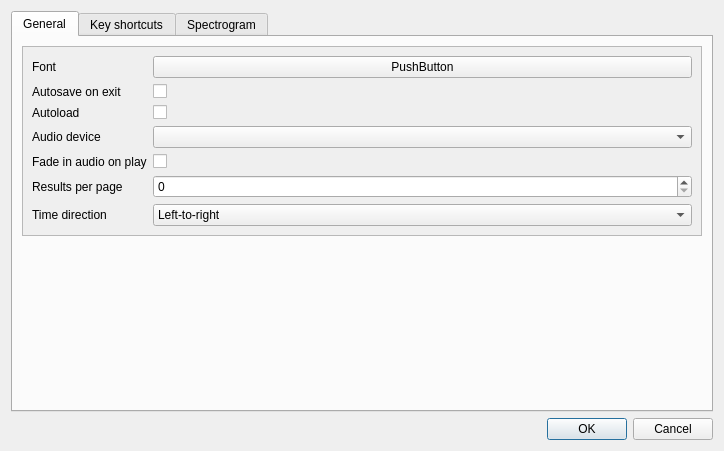
Before: the Qt Designer form splaat/desktop/preferences.ui in mmcauliffe/splaat, drawn with Qt 5.
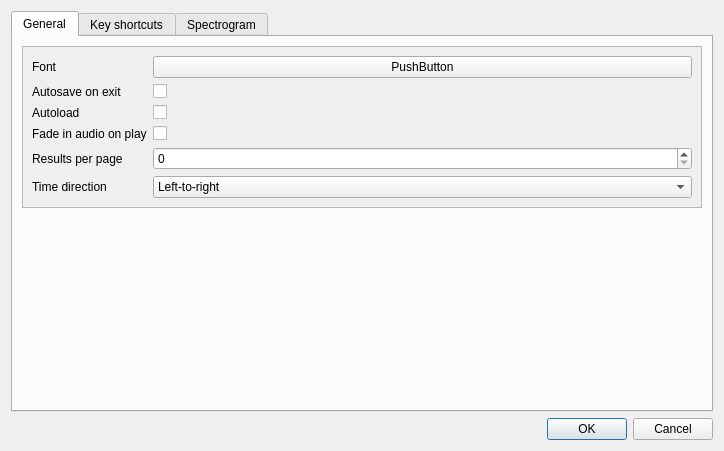
After: the same form once the commit is applied. Custom widgets are drawn as their Qt base class.

Diff of the .ui file:
```diff
--- a/splaat/desktop/preferences.ui
+++ b/splaat/desktop/preferences.ui
@@ -35,7 +35,7 @@
             <x>0</x>
             <y>0</y>
             <width>682</width>
-            <height>352</height>
+            <height>199</height>
            </rect>
           </property>
           <layout class="QFormLayout" name="formLayout">
@@ -74,30 +74,27 @@
             <widget class="QCheckBox" name="autoloadLastUsedCorpusCheckBox"/>
            </item>
            <item row="3" column="0">
-            <widget class="QLabel" name="audioDeviceLabel">
-             <property name="text">
-              <string>Audio device</string>
-             </property>
-            </widget>
-           </item>
-           <item row="3" column="1">
-            <widget class="QComboBox" name="audioDeviceEdit"/>
-           </item>
-           <item row="4" column="0">
             <widget class="QLabel" name="fadeInLabel">
              <property name="text">
               <string>Fade in audio on play</string>
              </property>
             </widget>
            </item>
-           <item row="4" column="1">
+           <item row="3" column="1">
             <widget class="QCheckBox" name="enableFadeCheckBox">
              <property name="text">
               <string/>
              </property>
             </widget>
            </item>
-           <item row="5" column="1">
+           <item row="4" column="0">
+            <widget class="QLabel" name="resultsPerPageLabel">
+             <property name="text">
+              <string>Results per page</string>
+             </property>
+            </widget>
+           </item>
+           <item row="4" column="1">
             <widget class="QSpinBox" name="resultsPerPageEdit">
              <property name="maximum">
               <number>1000</number>
@@ -105,20 +102,13 @@
             </widget>
            </item>
            <item row="5" column="0">
-            <widget class="QLabel" name="resultsPerPageLabel">
-             <property name="text">
-              <string>Results per page</string>
-             </property>
-            </widget>
-           </item>
-           <item row="6" column="0">
             <widget class="QLabel" name="timeDirectionLabel">
              <property name="text">
               <string>Time direction</string>
              </property>
             </widget>
            </item>
-           <item row="6" column="1">
+           <item row="5" column="1">
             <widget class="QComboBox" name="timeDirectionComboBox">
              <item>
               <property name="text">
```
